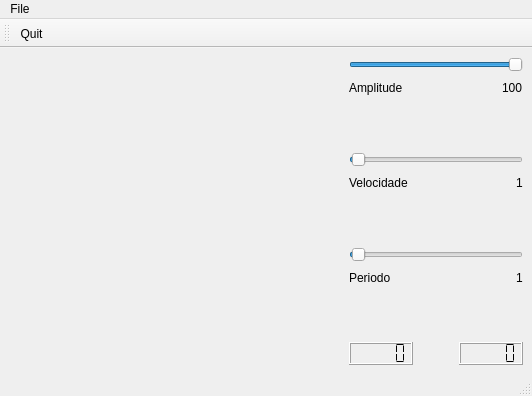
The window that PlotSeno/mainwindow.ui (agostinhobritojr/dca1202) describes before a commit, drawn with Qt 5.
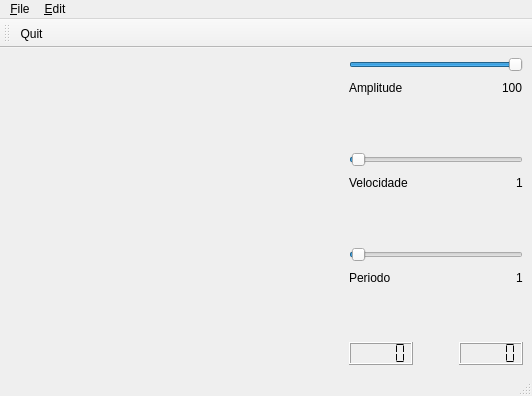
The same window after the commit. Icons and pictures are not drawn. Custom widgets are drawn as their Qt base class.

```diff
--- a/PlotSeno/mainwindow.ui
+++ b/PlotSeno/mainwindow.ui
@@ -243,11 +243,17 @@
    </property>
    <widget class="QMenu" name="menuFile">
     <property name="title">
-     <string>File</string>
+     <string>&amp;File</string>
     </property>
     <addaction name="actionQuit"/>
    </widget>
+   <widget class="QMenu" name="menuEdit">
+    <property name="title">
+     <string>&amp;Edit</string>
+    </property>
+   </widget>
    <addaction name="menuFile"/>
+   <addaction name="menuEdit"/>
   </widget>
   <widget class="QStatusBar" name="statusbar"/>
   <widget class="QToolBar" name="toolBar">
```
Left out of the diff: 12 changed lines with no effect on the pictures.
